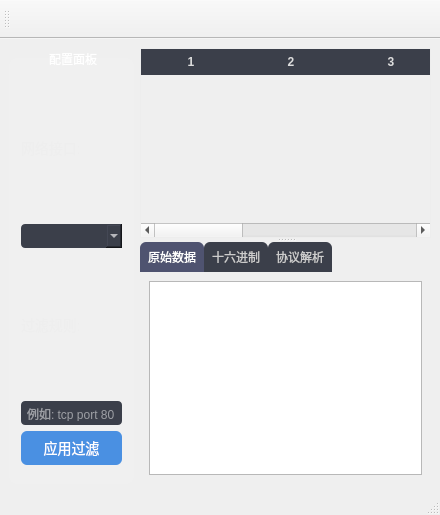
This is SmartSniffer/mainwindow.ui in Devon018/Sniffer as Qt 5 draws it before an edit. The edited form follows.
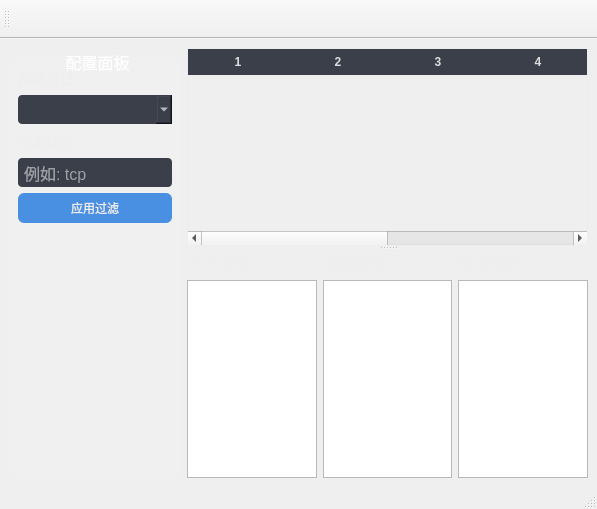
This is the edited form. Icons and pictures are not drawn.

```diff
--- a/SmartSniffer/mainwindow.ui
+++ b/SmartSniffer/mainwindow.ui
@@ -2,6 +2,14 @@
 <ui version="4.0">
  <class>MainWindow</class>
  <widget class="QMainWindow" name="MainWindow">
+  <property name="geometry">
+   <rect>
+    <x>0</x>
+    <y>0</y>
+    <width>597</width>
+    <height>509</height>
+   </rect>
+  </property>
   <property name="windowTitle">
    <string>SmartSniffer</string>
   </property>
@@ -81,7 +89,12 @@
    <layout class="QHBoxLayout" name="mainLayout" stretch="3,7">
     <item>
      <widget class="QGroupBox" name="groupConfig">
-      <property name="title"><string>配置面板</string></property>
+      <property name="styleSheet">
+       <string notr="true">color: #eee; font-size:16px; width: 30%;</string>
+      </property>
+      <property name="title">
+       <string>配置面板</string>
+      </property>
       <layout class="QVBoxLayout" name="configLayout">
        <item>
         <widget class="QLabel" name="labelInterface">
@@ -102,18 +115,35 @@
        </item>
        <item>
         <widget class="QLineEdit" name="editFilter">
-         <property name="placeholderText"><string>例如: tcp port 80</string></property>
-         <property name="styleSheet"><string>padding:4px; color:#fff; background:#3b3f4a; border:none; border-radius:4px;</string></property>
+         <property name="styleSheet">
+          <string>padding:4px; color:#fff; background:#3b3f4a; border:none; border-radius:4px;</string>
+         </property>
+         <property name="placeholderText">
+          <string>例如: tcp</string>
+         </property>
         </widget>
        </item>
        <item>
         <widget class="QPushButton" name="btnApplyFilter">
-         <property name="text"><string>应用过滤</string></property>
+         <property name="styleSheet">
+          <string notr="true">width: fit-content; color: #eee; font-size:12px;</string>
+         </property>
+         <property name="text">
+          <string>应用过滤</string>
+         </property>
         </widget>
        </item>
        <item>
         <spacer name="verticalSpacer">
-         <property name="orientation"><enum>Qt::Vertical</enum></property>
+         <property name="orientation">
+          <enum>Qt::Vertical</enum>
+         </property>
+         <property name="sizeHint" stdset="0">
+          <size>
+           <width>0</width>
+           <height>0</height>
+          </size>
+         </property>
         </spacer>
        </item>
       </layout>
@@ -123,30 +153,109 @@
      <widget class="QSplitter" name="splitterData">
       <property name="orientation"><enum>Qt::Vertical</enum></property>
       <widget class="QTableWidget" name="tablePackets">
-       <property name="alternatingRowColors"><bool>true</bool></property>
-       <property name="rowCount"><number>0</number></property>
-       <property name="columnCount"><number>6</number></property>
+       <property name="alternatingRowColors">
+        <bool>true</bool>
+       </property>
+       <property name="rowCount">
+        <number>0</number>
+       </property>
+       <property name="columnCount">
+        <number>6</number>
+       </property>
+       <column/>
+       <column/>
+       <column/>
+       <column/>
+       <column/>
+       <column/>
       </widget>
-      <widget class="QTabWidget" name="tabDetails">
-       <widget class="QWidget" name="tabRaw">
-        <attribute name="title"><string>原始数据</string></attribute>
-        <layout class="QVBoxLayout" name="layoutRaw"><item><widget class="QTextEdit" name="textRaw"/></item></layout>
-       </widget>
-       <widget class="QWidget" name="tabHex">
-        <attribute name="title"><string>十六进制</string></attribute>
-        <layout class="QVBoxLayout" name="layoutHex"><item><widget class="QTextEdit" name="textHex"/></item></layout>
-       </widget>
-       <widget class="QWidget" name="tabParsed">
-        <attribute name="title"><string>协议解析</string></attribute>
-        <layout class="QVBoxLayout" name="layoutParsed"><item><widget class="QTextEdit" name="textParsed"/></item></layout>
-       </widget>
+      <widget class="QWidget" name="horizontalLayoutWidget">
+       <layout class="QHBoxLayout" name="detailedInfoArea">
+        <item>
+         <layout class="QVBoxLayout" name="hexVerticalLayout">
+          <item>
+           <widget class="QLabel" name="hexLabel">
+            <property name="styleSheet">
+             <string notr="true">color: #eee; font-size:16px;</string>
+            </property>
+            <property name="text">
+             <string>十六进制</string>
+            </property>
+           </widget>
+          </item>
+          <item>
+           <widget class="QTextEdit" name="hexContent">
+            <property name="autoFillBackground">
+             <bool>true</bool>
+            </property>
+            <property name="styleSheet">
+             <string notr="true">font-family: &quot;Courier New&quot;; font-size: 14px;</string>
+            </property>
+           </widget>
+          </item>
+         </layout>
+        </item>
+        <item>
+         <layout class="QVBoxLayout" name="rawVerticalLayout">
+          <item>
+           <widget class="QLabel" name="rawLabel">
+            <property name="styleSheet">
+             <string notr="true">color: #eee; font-size:16px;</string>
+            </property>
+            <property name="text">
+             <string>原始数据</string>
+            </property>
+           </widget>
+          </item>
+          <item>
+           <widget class="QTextEdit" name="rawContent">
+            <property name="styleSheet">
+             <string notr="true"> font-size:14px;</string>
+            </property>
+           </widget>
+          </item>
+         </layout>
+        </item>
+        <item>
+         <layout class="QVBoxLayout" name="parsedVerticalLayout">
+          <item>
+           <widget class="QLabel" name="parsedLabel">
+            <property name="styleSheet">
+             <string notr="true">color: #eee; font-size:16px;</string>
+            </property>
+            <property name="text">
+             <string>协议解析</string>
+            </property>
+           </widget>
+          </item>
+          <item>
+           <widget class="QTextEdit" name="parsedContent">
+            <property name="styleSheet">
+             <string notr="true">font-family: &quot;Consolas&quot;; font-size:14px;</string>
+            </property>
+           </widget>
+          </item>
+         </layout>
+        </item>
+       </layout>
       </widget>
      </widget>
     </item>
    </layout>
   </widget>
   <widget class="QToolBar" name="mainToolBar">
-   <property name="iconSize"><size><width>24</width><height>24</height></size></property>
+   <property name="iconSize">
+    <size>
+     <width>24</width>
+     <height>24</height>
+    </size>
+   </property>
+   <attribute name="toolBarArea">
+    <enum>TopToolBarArea</enum>
+   </attribute>
+   <attribute name="toolBarBreak">
+    <bool>false</bool>
+   </attribute>
    <addaction name="actionStartCapture"/>
    <addaction name="actionStopCapture"/>
    <addaction name="actionExport"/>
```
Left out of the diff: 31 changed lines with no effect on the pictures.
